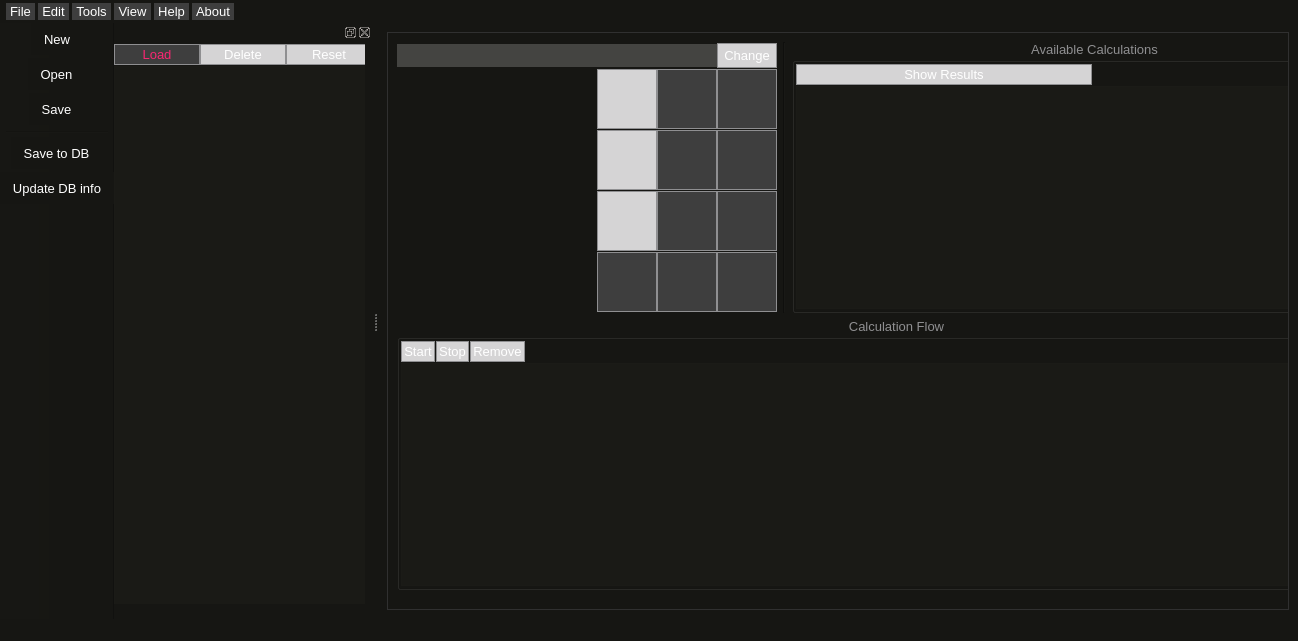
samuelvp360/SVP360CalculationController, file Views/uiMainWindow.ui: the form before one commit.
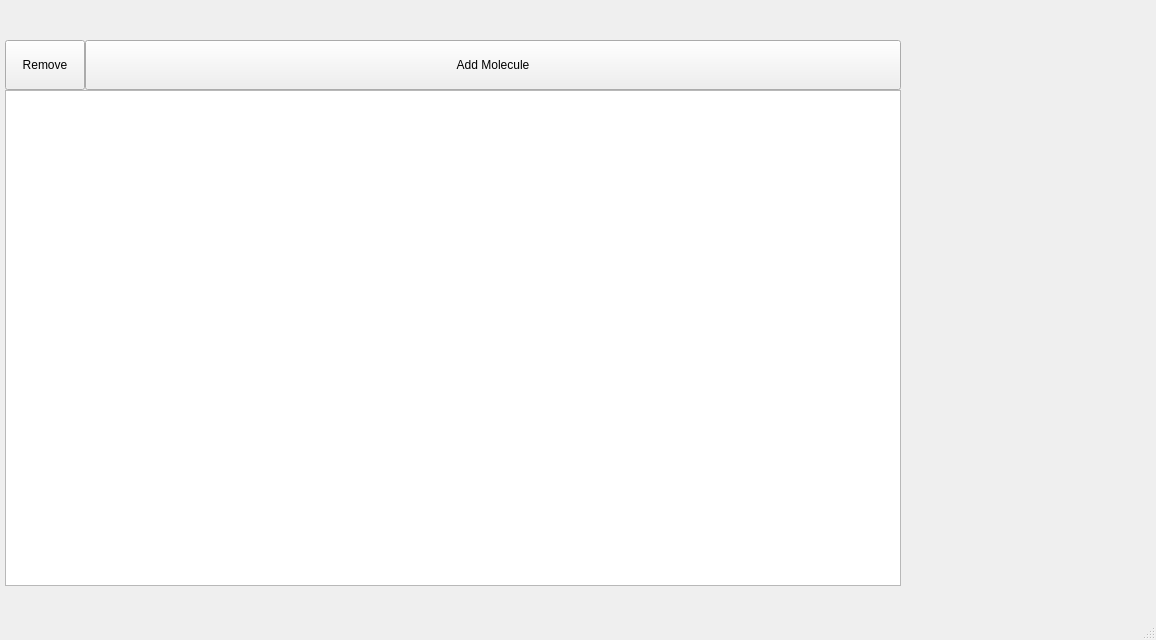
The form after the commit.

Commit message: Molecules in TreeView

Patch:
```diff
--- a/Views/uiMainWindow.ui
+++ b/Views/uiMainWindow.ui
@@ -6,1074 +6,76 @@
    <rect>
     <x>0</x>
     <y>0</y>
-    <width>1298</width>
-    <height>641</height>
+    <width>1156</width>
+    <height>640</height>
    </rect>
   </property>
-  <property name="minimumSize">
-   <size>
-    <width>215</width>
-    <height>0</height>
-   </size>
-  </property>
-  <property name="cursor">
-   <cursorShape>ArrowCursor</cursorShape>
-  </property>
-  <property name="mouseTracking">
-   <bool>true</bool>
-  </property>
   <property name="windowTitle">
-   <string>SVP360 Calculation Manager</string>
-  </property>
-  <property name="toolTip">
-   <string/>
-  </property>
-  <property name="styleSheet">
-   <string notr="true">/*QMainWindow */
-QMainWindow {
-	background-color: #272822;
-}
-
-/*QWidget */
-QWidget {
-	background-color: #161613;
-	background-color: #161613;
-	font-family: &quot;Cascadia Code PL&quot;;
-	font-size: 13px;
-}
-
-/*QMenu*/
-QMenu {
-	color: #ffffff;
-	margin: 2px;
-}
-QMenu::item {
-	background-color: #3e3e3e;
-}
-QMenu::item:selected {
-	background-color: rgba(255, 255, 255, 100);
-}
-QMenu::separator {
-	background-color: #ffffff;
-	height: 1px;
-	margin-left: 10px;
-	margin-right: 5px;
-}
-
-/*QMenuBar*/
-QMenuBar {
-	color: #ffffff;
-	spacing: 3px; /* spacing between menu bar items */
-	padding: 3px;
-}
-QMenuBar::item {
-	padding: 1px 4px;
-	background-color: #3e3e3e;
-}
-QMenuBar::item:hover {
-	background: rgba(255, 255, 255, 50);
-} 
-
-
-/*QToolBar*/
-QToolBar {
-	spacing: 3px;
-}
-
-/*QToolButton*/
-QToolButton {
-	color: #ffffff;
-	padding: 6px;
-}
-QToolButton:hover {
-	color: rgba(255, 255, 255, 50);
-}
-QToolButton:disabled {
-	background-color: #d5d4d5;
-	color: #ffffff;
-}
-
-/*QScrollArea */
-QScrollArea {
-	background-color: #3e3e3e
-}
-
-/*QLabel */
-QLabel {
-	color: #A6E22E;
-}
-
- /*QGroupBox */
-QGroupBox {
-	margin-top: 2.5ex; /* leave space at the top for the title */
-}
-QGroupBox::title {
-	subcontrol-origin: margin;
-	subcontrol-position: top center; /* position at the top center */
-	color: #8f8f91;
- }
-
-/*QPushButton*/
-QPushButton {
-	background-color: #3e3e3e;
-	color: #F92672;
-	border: 1px solid #8f8f91;
-	padding: 2px;
-}
-QPushButton:hover {
-	background-color: #E6DB74;
-	color: #F92672;
-}
-QPushButton:disabled {
-	background-color: #d5d4d5;
-	color: #ffffff;
-}
-
-  /*QListView */
-QListView, QTableView, QTableWidget {
-	color: #FD971F;
-	background-color: rgba(39, 40, 34, 50);
-	alternate-background-color: #2d3336;
-	font-size: 13px;
-	show-decoration-selected: 1; /* make the selection span the entire width of the view */
-}
-QListView::item:selected, QTableView::item:selected, QTableWidget::item:selected {
-	background: rgba(255, 255, 255, 50);
-	font-weight: bold;
-}
-QListView::item:selected:!active, QTableView::item:selected:!active, QTableWidget::item:selected:!active {
-	color: #fd971f;
-	background-color: #d5d4d5;
-}
-QListView::item:selected:active, QTableView::item:selected:active, QTableWidget::item:selected:active {
-	color: #f92672;
-	background-color: #000000;
-	border: 1px solid #ffffff;
-}
-QListView::item:hover, QTableView::item:hover, QTableWidget::item:hover {
-      background: rgba(255, 255, 255, 30);
-}
-
- /*QLineEdit */
-QLineEdit {
-	background-color: rgba(255, 255, 255, 50);
-	border-radius: 0px;
-	padding: 3px;
-	color: #ffffff;
-}
-QLineEdit::focus {
-	border: 1px solid #8f8f91;
-}
-
-/*QScrollBar*/
-QScrollBar {
-	background: rgba(0, 0, 0, 0);
-	height: 10px;
-}
-QScrollBar::handle:active {
-	background: rgba(255, 255, 255, 50);
-}
-QScrollBar::handle:!active {
-	background: rgba(0, 0, 0, 0);
-}
-QScrollBar::handle:pressed {
-	background: rgba(255, 255, 255, 80);
-}
-QScrollBar::right-arrow, QScrollBar::left-arrow {
-      border: none;
-      background: none;
-      color: none;
-}
-QScrollBar::add-line {
-      border: none;
-      background: none;
-}
-QScrollBar::sub-line {
-      border: none;
-      background: none;
-}
-
-/*QStatusBar*/
-QStatusBar {
-	color: #8f8f91;
-	border-top: #8f8f91;
-}
-
-/*QToolTip*/
-QToolTip {
-	background-color: #000000;
-	color: #ffffff;
-	border: 1px solid #ffffff;
-	padding: 3px;
-}</string>
-  </property>
-  <property name="dockOptions">
-   <set>QMainWindow::AllowTabbedDocks|QMainWindow::AnimatedDocks</set>
+   <string>MainWindow</string>
   </property>
   <widget class="QWidget" name="centralwidget">
-   <layout class="QHBoxLayout" name="horizontalLayout">
-    <item>
-     <widget class="QScrollArea" name="scrollArea">
-      <property name="font">
-       <font>
-        <family>Cascadia Code PL</family>
-       </font>
-      </property>
-      <property name="widgetResizable">
-       <bool>true</bool>
-      </property>
-      <widget class="QWidget" name="scrollAreaWidgetContents">
-       <property name="geometry">
-        <rect>
-         <x>0</x>
-         <y>0</y>
-         <width>1015</width>
-         <height>564</height>
-        </rect>
+   <widget class="QWidget" name="layoutWidget">
+    <property name="geometry">
+     <rect>
+      <x>5</x>
+      <y>40</y>
+      <width>896</width>
+      <height>546</height>
+     </rect>
+    </property>
+    <layout class="QGridLayout" name="gridLayout">
+     <property name="spacing">
+      <number>0</number>
+     </property>
+     <item row="0" column="0">
+      <widget class="QPushButton" name="uiRemoveMoleculeButton">
+       <property name="minimumSize">
+        <size>
+         <width>0</width>
+         <height>50</height>
+        </size>
        </property>
-       <layout class="QGridLayout" name="gridLayout_3">
-        <item row="0" column="1">
-         <layout class="QGridLayout" name="gridLayout">
-          <property name="spacing">
-           <number>0</number>
-          </property>
-          <item row="4" column="2">
-           <widget class="QPushButton" name="pushButton_3">
-            <property name="sizePolicy">
-             <sizepolicy hsizetype="Fixed" vsizetype="Fixed">
-              <horstretch>0</horstretch>
-              <verstretch>0</verstretch>
-             </sizepolicy>
-            </property>
-            <property name="minimumSize">
-             <size>
-              <width>60</width>
-              <height>60</height>
-             </size>
-            </property>
-            <property name="text">
-             <string/>
-            </property>
-           </widget>
-          </item>
-          <item row="4" column="3">
-           <widget class="QPushButton" name="pushButton_9">
-            <property name="sizePolicy">
-             <sizepolicy hsizetype="Fixed" vsizetype="Fixed">
-              <horstretch>0</horstretch>
-              <verstretch>0</verstretch>
-             </sizepolicy>
-            </property>
-            <property name="minimumSize">
-             <size>
-              <width>60</width>
-              <height>60</height>
-             </size>
-            </property>
-            <property name="text">
-             <string/>
-            </property>
-           </widget>
-          </item>
-          <item row="2" column="2">
-           <widget class="QPushButton" name="pushButton_6">
-            <property name="sizePolicy">
-             <sizepolicy hsizetype="Fixed" vsizetype="Fixed">
-              <horstretch>0</horstretch>
-              <verstretch>0</verstretch>
-             </sizepolicy>
-            </property>
-            <property name="minimumSize">
-             <size>
-              <width>60</width>
-              <height>60</height>
-             </size>
-            </property>
-            <property name="text">
-             <string/>
-            </property>
-           </widget>
-          </item>
-          <item row="2" column="3">
-           <widget class="QPushButton" name="pushButton_10">
-            <property name="sizePolicy">
-             <sizepolicy hsizetype="Fixed" vsizetype="Fixed">
-              <horstretch>0</horstretch>
-              <verstretch>0</verstretch>
-             </sizepolicy>
-            </property>
-            <property name="minimumSize">
-             <size>
-              <width>60</width>
-              <height>60</height>
-             </size>
-            </property>
-            <property name="text">
-             <string/>
-            </property>
-           </widget>
-          </item>
-          <item row="5" column="3">
-           <widget class="QPushButton" name="pushButton_8">
-            <property name="sizePolicy">
-             <sizepolicy hsizetype="Fixed" vsizetype="Fixed">
-              <horstretch>0</horstretch>
-              <verstretch>0</verstretch>
-             </sizepolicy>
-            </property>
-            <property name="minimumSize">
-             <size>
-              <width>60</width>
-              <height>60</height>
-             </size>
-            </property>
-            <property name="text">
-             <string/>
-            </property>
-           </widget>
-          </item>
-          <item row="2" column="0" rowspan="4">
-           <widget class="QLabel" name="ui2DImage">
-            <property name="enabled">
-             <bool>false</bool>
-            </property>
-            <property name="sizePolicy">
-             <sizepolicy hsizetype="Expanding" vsizetype="Expanding">
-              <horstretch>0</horstretch>
-              <verstretch>0</verstretch>
-             </sizepolicy>
-            </property>
-            <property name="minimumSize">
-             <size>
-              <width>200</width>
-              <height>200</height>
-             </size>
-            </property>
-            <property name="maximumSize">
-             <size>
-              <width>220</width>
-              <height>220</height>
-             </size>
-            </property>
-            <property name="autoFillBackground">
-             <bool>false</bool>
-            </property>
-            <property name="text">
-             <string/>
-            </property>
-            <property name="scaledContents">
-             <bool>true</bool>
-            </property>
-           </widget>
-          </item>
-          <item row="5" column="1">
-           <widget class="QPushButton" name="pushButton_4">
-            <property name="sizePolicy">
-             <sizepolicy hsizetype="Fixed" vsizetype="Fixed">
-              <horstretch>0</horstretch>
-              <verstretch>0</verstretch>
-             </sizepolicy>
-            </property>
-            <property name="minimumSize">
-             <size>
-              <width>60</width>
-              <height>60</height>
-             </size>
-            </property>
-            <property name="text">
-             <string/>
-            </property>
-            <property name="iconSize">
-             <size>
-              <width>50</width>
-              <height>50</height>
-             </size>
-            </property>
-           </widget>
-          </item>
-          <item row="5" column="2">
-           <widget class="QPushButton" name="pushButton_5">
-            <property name="sizePolicy">
-             <sizepolicy hsizetype="Fixed" vsizetype="Fixed">
-              <horstretch>0</horstretch>
-              <verstretch>0</verstretch>
-             </sizepolicy>
-            </property>
-            <property name="minimumSize">
-             <size>
-              <width>60</width>
-              <height>60</height>
-             </size>
-            </property>
-            <property name="text">
-             <string/>
-            </property>
-           </widget>
-          </item>
-          <item row="2" column="1">
-           <widget class="QPushButton" name="uiSubmitCalcButton">
-            <property name="enabled">
-             <bool>false</bool>
-            </property>
-            <property name="sizePolicy">
-             <sizepolicy hsizetype="Fixed" vsizetype="Fixed">
-              <horstretch>0</horstretch>
-              <verstretch>0</verstretch>
-             </sizepolicy>
-            </property>
-            <property name="minimumSize">
-             <size>
-              <width>60</width>
-              <height>60</height>
-             </size>
-            </property>
-            <property name="toolTip">
-             <string>Submit Calculation</string>
-            </property>
-            <property name="text">
-             <string/>
-            </property>
-            <property name="iconSize">
-             <size>
-              <width>50</width>
-              <height>50</height>
-             </size>
-            </property>
-           </widget>
-          </item>
-          <item row="3" column="2">
-           <widget class="QPushButton" name="pushButton_7">
-            <property name="sizePolicy">
-             <sizepolicy hsizetype="Fixed" vsizetype="Fixed">
-              <horstretch>0</horstretch>
-              <verstretch>0</verstretch>
-             </sizepolicy>
-            </property>
-            <property name="minimumSize">
-             <size>
-              <width>60</width>
-              <height>60</height>
-             </size>
-            </property>
-            <property name="text">
-             <string/>
-            </property>
-           </widget>
-          </item>
-          <item row="4" column="1">
-           <widget class="QPushButton" name="uiSpectraManagerButton">
-            <property name="enabled">
-             <bool>false</bool>
-            </property>
-            <property name="sizePolicy">
-             <sizepolicy hsizetype="Fixed" vsizetype="Fixed">
-              <horstretch>0</horstretch>
-              <verstretch>0</verstretch>
-             </sizepolicy>
-            </property>
-            <property name="minimumSize">
-             <size>
-              <width>60</width>
-              <height>60</height>
-             </size>
-            </property>
-            <property name="text">
-             <string/>
-            </property>
-            <property name="iconSize">
-             <size>
-              <width>50</width>
-              <height>50</height>
-             </size>
-            </property>
-           </widget>
-          </item>
-          <item row="3" column="3">
-           <widget class="QPushButton" name="pushButton_11">
-            <property name="sizePolicy">
-             <sizepolicy hsizetype="Fixed" vsizetype="Fixed">
-              <horstretch>0</horstretch>
-              <verstretch>0</verstretch>
-             </sizepolicy>
-            </property>
-            <property name="minimumSize">
-             <size>
-              <width>60</width>
-              <height>60</height>
-             </size>
-            </property>
-            <property name="text">
-             <string/>
-            </property>
-           </widget>
-          </item>
-          <item row="3" column="1">
-           <widget class="QPushButton" name="uiDisplayAvailableCalcButton">
-            <property name="enabled">
-             <bool>false</bool>
-            </property>
-            <property name="sizePolicy">
-             <sizepolicy hsizetype="Fixed" vsizetype="Fixed">
-              <horstretch>0</horstretch>
-              <verstretch>0</verstretch>
-             </sizepolicy>
-            </property>
-            <property name="minimumSize">
-             <size>
-              <width>60</width>
-              <height>60</height>
-             </size>
-            </property>
-            <property name="toolTip">
-             <string>Display Available Calculations</string>
-            </property>
-            <property name="text">
-             <string/>
-            </property>
-            <property name="iconSize">
-             <size>
-              <width>50</width>
-              <height>50</height>
-             </size>
-            </property>
-            <property name="checkable">
-             <bool>true</bool>
-            </property>
-           </widget>
-          </item>
-          <item row="0" column="0" colspan="3">
-           <widget class="QLineEdit" name="uiName">
-            <property name="enabled">
-             <bool>false</bool>
-            </property>
-            <property name="sizePolicy">
-             <sizepolicy hsizetype="Preferred" vsizetype="Fixed">
-              <horstretch>0</horstretch>
-              <verstretch>0</verstretch>
-             </sizepolicy>
-            </property>
-            <property name="minimumSize">
-             <size>
-              <width>220</width>
-              <height>0</height>
-             </size>
-            </property>
-            <property name="baseSize">
-             <size>
-              <width>0</width>
-              <height>0</height>
-             </size>
-            </property>
-            <property name="toolTip">
-             <string/>
-            </property>
-           </widget>
-          </item>
-          <item row="0" column="3">
-           <widget class="QPushButton" name="uiChangeNameButton">
-            <property name="enabled">
-             <bool>false</bool>
-            </property>
-            <property name="minimumSize">
-             <size>
-              <width>0</width>
-              <height>25</height>
-             </size>
-            </property>
-            <property name="text">
-             <string>Change</string>
-            </property>
-           </widget>
-          </item>
-         </layout>
-        </item>
-        <item row="1" column="1" colspan="5">
-         <widget class="QGroupBox" name="uiCalculationFlowGroupBox">
-          <property name="title">
-           <string>Calculation Flow</string>
-          </property>
-          <layout class="QGridLayout" name="gridLayout_2">
-           <property name="leftMargin">
-            <number>1</number>
-           </property>
-           <property name="topMargin">
-            <number>1</number>
-           </property>
-           <property name="rightMargin">
-            <number>1</number>
-           </property>
-           <property name="bottomMargin">
-            <number>1</number>
-           </property>
-           <property name="spacing">
-            <number>1</number>
-           </property>
-           <item row="0" column="0" colspan="2">
-            <widget class="QPushButton" name="uiStartCalcButton">
-             <property name="enabled">
-              <bool>false</bool>
-             </property>
-             <property name="text">
-              <string>Start</string>
-             </property>
-            </widget>
-           </item>
-           <item row="1" column="0" colspan="5">
-            <widget class="QTableView" name="uiCalculationFlowTable">
-             <property name="font">
-              <font>
-               <family>Cascadia Code PL</family>
-               <weight>50</weight>
-               <italic>false</italic>
-               <bold>false</bold>
-              </font>
-             </property>
-             <property name="alternatingRowColors">
-              <bool>true</bool>
-             </property>
-             <attribute name="horizontalHeaderStretchLastSection">
-              <bool>true</bool>
-             </attribute>
-             <attribute name="verticalHeaderVisible">
-              <bool>true</bool>
-             </attribute>
-             <attribute name="verticalHeaderDefaultSectionSize">
-              <number>21</number>
-             </attribute>
-            </widget>
-           </item>
-           <item row="0" column="2">
-            <widget class="QPushButton" name="uiStopCalcButton">
-             <property name="enabled">
-              <bool>false</bool>
-             </property>
-             <property name="text">
-              <string>Stop</string>
-             </property>
-            </widget>
-           </item>
-           <item row="0" column="3">
-            <widget class="QPushButton" name="uiRemoveButton">
-             <property name="enabled">
-              <bool>false</bool>
-             </property>
-             <property name="text">
-              <string>Remove</string>
-             </property>
-            </widget>
-           </item>
-           <item row="0" column="4">
-            <spacer name="horizontalSpacer">
-             <property name="orientation">
-              <enum>Qt::Horizontal</enum>
-             </property>
-             <property name="sizeHint" stdset="0">
-              <size>
-               <width>40</width>
-               <height>20</height>
-              </size>
-             </property>
-            </spacer>
-           </item>
-          </layout>
-         </widget>
-        </item>
-        <item row="0" column="2">
-         <widget class="Line" name="line">
-          <property name="orientation">
-           <enum>Qt::Vertical</enum>
-          </property>
-         </widget>
-        </item>
-        <item row="0" column="3" colspan="3">
-         <widget class="QGroupBox" name="groupBox_2">
-          <property name="minimumSize">
-           <size>
-            <width>600</width>
-            <height>0</height>
-           </size>
-          </property>
-          <property name="title">
-           <string>Available Calculations</string>
-          </property>
-          <layout class="QGridLayout" name="gridLayout_5">
-           <property name="leftMargin">
-            <number>1</number>
-           </property>
-           <property name="topMargin">
-            <number>1</number>
-           </property>
-           <property name="rightMargin">
-            <number>1</number>
-           </property>
-           <property name="bottomMargin">
-            <number>1</number>
-           </property>
-           <property name="spacing">
-            <number>1</number>
-           </property>
-           <item row="0" column="0">
-            <widget class="QPushButton" name="uiShowResultsButton">
-             <property name="enabled">
-              <bool>false</bool>
-             </property>
-             <property name="text">
-              <string>Show Results</string>
-             </property>
-            </widget>
-           </item>
-           <item row="1" column="0" colspan="2">
-            <widget class="QTableView" name="uiAvailableCalcsTableView">
-             <property name="font">
-              <font>
-               <family>Cascadia Code PL</family>
-               <weight>50</weight>
-               <italic>false</italic>
-               <bold>false</bold>
-              </font>
-             </property>
-             <property name="alternatingRowColors">
-              <bool>true</bool>
-             </property>
-            </widget>
-           </item>
-          </layout>
-         </widget>
-        </item>
-       </layout>
+       <property name="maximumSize">
+        <size>
+         <width>80</width>
+         <height>16777215</height>
+        </size>
+       </property>
+       <property name="text">
+        <string>Remove</string>
+       </property>
       </widget>
-     </widget>
-    </item>
-   </layout>
+     </item>
+     <item row="0" column="1">
+      <widget class="QPushButton" name="uiAddMoleculeButton">
+       <property name="minimumSize">
+        <size>
+         <width>0</width>
+         <height>50</height>
+        </size>
+       </property>
+       <property name="text">
+        <string>Add Molecule</string>
+       </property>
+      </widget>
+     </item>
+     <item row="1" column="0" colspan="2">
+      <widget class="QTreeView" name="uiMoleculesTree"/>
+     </item>
+    </layout>
+   </widget>
   </widget>
   <widget class="QMenuBar" name="uiMenuBar">
    <property name="geometry">
     <rect>
      <x>0</x>
      <y>0</y>
-     <width>1298</width>
-     <height>25</height>
+     <width>1156</width>
+     <height>22</height>
     </rect>
    </property>
-   <widget class="QMenu" name="uiMenuFile">
-    <property name="title">
-     <string>File</string>
-    </property>
-    <addaction name="uiNew"/>
-    <addaction name="uiOpen"/>
-    <addaction name="uiSave"/>
-   </widget>
-   <widget class="QMenu" name="menuEdit">
-    <property name="title">
-     <string>Edit</string>
-    </property>
-    <addaction name="actionUndo"/>
-    <addaction name="actionRedo"/>
-    <addaction name="separator"/>
-    <addaction name="actionCopy_2"/>
-    <addaction name="actionPaste"/>
-    <addaction name="actionPaste_2"/>
-    <addaction name="separator"/>
-   </widget>
-   <widget class="QMenu" name="menuTools">
-    <property name="title">
-     <string>Tools</string>
-    </property>
-    <addaction name="uiSaveToDB"/>
-   </widget>
-   <widget class="QMenu" name="menuHelp">
-    <property name="title">
-     <string>Help</string>
-    </property>
-   </widget>
-   <widget class="QMenu" name="menuAbout">
-    <property name="title">
-     <string>About</string>
-    </property>
-   </widget>
-   <widget class="QMenu" name="menuView">
-    <property name="title">
-     <string>View</string>
-    </property>
-    <addaction name="uiViewMoleculesList"/>
-    <addaction name="actionMolecules_properties"/>
-    <addaction name="actionCalculations_Queue"/>
-    <addaction name="actionAvailable_Calculations"/>
-   </widget>
-   <addaction name="uiMenuFile"/>
-   <addaction name="menuEdit"/>
-   <addaction name="menuTools"/>
-   <addaction name="menuView"/>
-   <addaction name="menuHelp"/>
-   <addaction name="menuAbout"/>
   </widget>
   <widget class="QStatusBar" name="statusbar"/>
-  <widget class="QToolBar" name="uiToolBar">
-   <property name="windowTitle">
-    <string>toolBar</string>
-   </property>
-   <property name="movable">
-    <bool>false</bool>
-   </property>
-   <property name="iconSize">
-    <size>
-     <width>50</width>
-     <height>30</height>
-    </size>
-   </property>
-   <attribute name="toolBarArea">
-    <enum>LeftToolBarArea</enum>
-   </attribute>
-   <attribute name="toolBarBreak">
-    <bool>false</bool>
-   </attribute>
-   <addaction name="uiNew"/>
-   <addaction name="uiOpen"/>
-   <addaction name="uiSave"/>
-   <addaction name="separator"/>
-   <addaction name="uiSaveToDB"/>
-   <addaction name="uiUpdateDB"/>
-  </widget>
-  <widget class="QDockWidget" name="uiMoleculesDock">
-   <property name="sizePolicy">
-    <sizepolicy hsizetype="Fixed" vsizetype="Preferred">
-     <horstretch>0</horstretch>
-     <verstretch>0</verstretch>
-    </sizepolicy>
-   </property>
-   <property name="minimumSize">
-    <size>
-     <width>258</width>
-     <height>36</height>
-    </size>
-   </property>
-   <property name="font">
-    <font>
-     <family>Cascadia Code PL</family>
-     <weight>75</weight>
-     <bold>true</bold>
-    </font>
-   </property>
-   <property name="floating">
-    <bool>false</bool>
-   </property>
-   <property name="allowedAreas">
-    <set>Qt::AllDockWidgetAreas</set>
-   </property>
-   <attribute name="dockWidgetArea">
-    <number>1</number>
-   </attribute>
-   <widget class="QWidget" name="dockWidgetContents">
-    <widget class="QFrame" name="frame">
-     <property name="geometry">
-      <rect>
-       <x>0</x>
-       <y>0</y>
-       <width>251</width>
-       <height>561</height>
-      </rect>
-     </property>
-     <property name="frameShape">
-      <enum>QFrame::Box</enum>
-     </property>
-     <property name="frameShadow">
-      <enum>QFrame::Raised</enum>
-     </property>
-     <widget class="QWidget" name="layoutWidget">
-      <property name="geometry">
-       <rect>
-        <x>0</x>
-        <y>0</y>
-        <width>258</width>
-        <height>571</height>
-       </rect>
-      </property>
-      <layout class="QGridLayout" name="gridLayout_4">
-       <property name="spacing">
-        <number>0</number>
-       </property>
-       <item row="0" column="0">
-        <widget class="QPushButton" name="uiLoadMoleculeButton">
-         <property name="text">
-          <string>Load</string>
-         </property>
-        </widget>
-       </item>
-       <item row="0" column="1">
-        <widget class="QPushButton" name="uiDeleteMoleculeButton">
-         <property name="enabled">
-          <bool>false</bool>
-         </property>
-         <property name="text">
-          <string>Delete</string>
-         </property>
-        </widget>
-       </item>
-       <item row="0" column="2">
-        <widget class="QPushButton" name="uiResetButton">
-         <property name="enabled">
-          <bool>false</bool>
-         </property>
-         <property name="text">
-          <string>Reset</string>
-         </property>
-        </widget>
-       </item>
-       <item row="1" column="0" colspan="3">
-        <widget class="QListView" name="uiMoleculesList">
-         <property name="sizePolicy">
-          <sizepolicy hsizetype="Fixed" vsizetype="Expanding">
-           <horstretch>0</horstretch>
-           <verstretch>0</verstretch>
-          </sizepolicy>
-         </property>
-         <property name="maximumSize">
-          <size>
-           <width>16777215</width>
-           <height>546</height>
-          </size>
-         </property>
-         <property name="font">
-          <font>
-           <family>Cascadia Code PL</family>
-          </font>
-         </property>
-         <property name="cursor" stdset="0">
-          <cursorShape>PointingHandCursor</cursorShape>
-         </property>
-         <property name="selectionBehavior">
-          <enum>QAbstractItemView::SelectRows</enum>
-         </property>
-        </widget>
-       </item>
-      </layout>
-     </widget>
-    </widget>
-   </widget>
-  </widget>
-  <action name="uiOpen">
-   <property name="text">
-    <string>Open</string>
-   </property>
-   <property name="toolTip">
-    <string>Open (Ctrl + O)</string>
-   </property>
-   <property name="shortcut">
-    <string>Ctrl+O</string>
-   </property>
-  </action>
-  <action name="uiSave">
-   <property name="text">
-    <string>Save</string>
-   </property>
-   <property name="toolTip">
-    <string>Save (Ctrl + S)</string>
-   </property>
-   <property name="shortcut">
-    <string>Ctrl+S</string>
-   </property>
-  </action>
-  <action name="actionUndo">
-   <property name="text">
-    <string>Undo</string>
-   </property>
-  </action>
-  <action name="actionRedo">
-   <property name="text">
-    <string>Redo</string>
-   </property>
-  </action>
-  <action name="actionCopy">
-   <property name="text">
-    <string>Copy</string>
-   </property>
-  </action>
-  <action name="actionCopy_2">
-   <property name="text">
-    <string>Cut</string>
-   </property>
-  </action>
-  <action name="actionPaste">
-   <property name="text">
-    <string>Copy</string>
-   </property>
-  </action>
-  <action name="actionPaste_2">
-   <property name="text">
-    <string>Paste</string>
-   </property>
-  </action>
-  <action name="uiNew">
-   <property name="text">
-    <string>New</string>
-   </property>
-   <property name="toolTip">
-    <string>New (Ctrl + N)</string>
-   </property>
-   <property name="shortcut">
-    <string>Ctrl+N</string>
-   </property>
-  </action>
-  <action name="uiSaveToDB">
-   <property name="text">
-    <string>Save to DB</string>
-   </property>
-   <property name="toolTip">
-    <string>add to DB</string>
-   </property>
-  </action>
-  <action name="uiViewMoleculesList">
-   <property name="checkable">
-    <bool>true</bool>
-   </property>
-   <property name="checked">
-    <bool>true</bool>
-   </property>
-   <property name="text">
-    <string>Molecules list</string>
-   </property>
-  </action>
-  <action name="actionMolecules_properties">
-   <property name="checkable">
-    <bool>true</bool>
-   </property>
-   <property name="checked">
-    <bool>true</bool>
-   </property>
-   <property name="text">
-    <string>Molecules properties</string>
-   </property>
-  </action>
-  <action name="actionCalculations_Queue">
-   <property name="checkable">
-    <bool>true</bool>
-   </property>
-   <property name="checked">
-    <bool>true</bool>
-   </property>
-   <property name="text">
-    <string>Calculations Queue</string>
-   </property>
-  </action>
-  <action name="actionAvailable_Calculations">
-   <property name="checkable">
-    <bool>true</bool>
-   </property>
-   <property name="checked">
-    <bool>true</bool>
-   </property>
-   <property name="text">
-    <string>Available Calculations</string>
-   </property>
-  </action>
-  <action name="uiUpdateDB">
-   <property name="text">
-    <string>Update DB info</string>
-   </property>
-   <property name="shortcut">
-    <string>Ctrl+U</string>
-   </property>
-  </action>
  </widget>
  <resources>
   <include location="resources.qrc"/>
```
Left out of the diff: 67 changed lines with no effect on the pictures. The commit also changes 9 other files.
